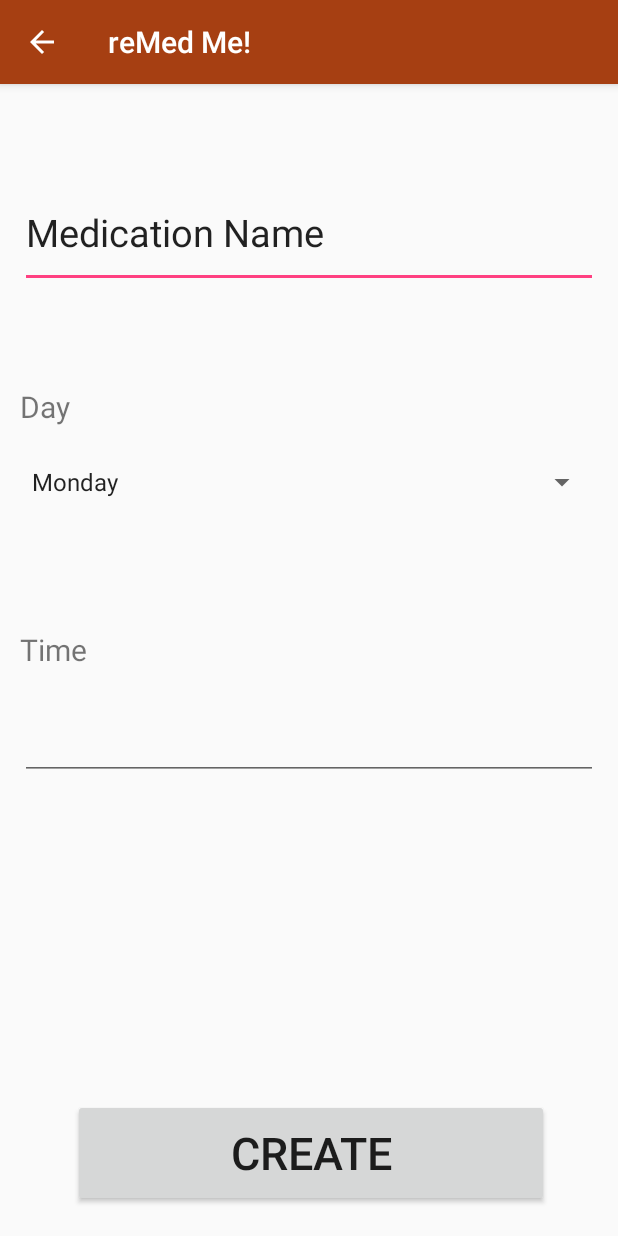
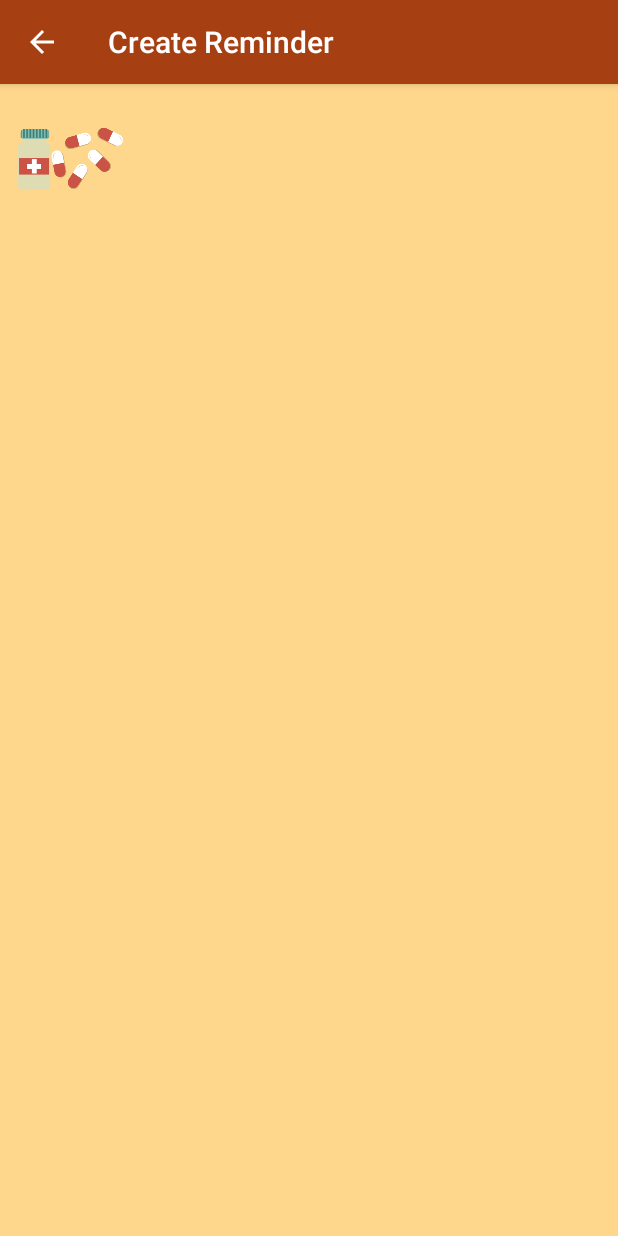
Before and after one commit to monnyy/CoenElec390, an Android app: the createReminder screen opened directly, with no data from a screen before it, on a phone screen of 412 x 824 dp. Run offline under Robolectric (Android 15) with nearby library versions, the phone set to English and light mode, and no system bars.

Commit message:
Linked updated activities together
added parent activity in manifest as well
resized images that were causing app to crash upon creating activities
app no longer starts an alarm on launch
app no longer starts an alarm upon pressing login button

```diff
--- a/medminder/app/src/main/java/com/example/nick/medminder/NotificationTrigger.java
+++ b/medminder/app/src/main/java/com/example/nick/medminder/NotificationTrigger.java
@@ -40,7 +40,7 @@ public class NotificationTrigger extends Service{
     private NotificationManager notifManager;
 
     public void createNotification() {
-        final int NOTIFY_ID = 1002;
+        final int NOTIFY_ID = 1003;
 
         // There are hardcoding only for show it's just strings
         String name = "my_package_channel";
--- a/medminder/app/src/main/java/com/example/nick/medminder/createReminder.java
+++ b/medminder/app/src/main/java/com/example/nick/medminder/createReminder.java
@@ -1,17 +1,9 @@
 package com.example.nick.medminder;
 
-import android.content.Intent;
 import android.os.Bundle;
-//import android.support.design.widget.FloatingActionButton;
-//import android.support.design.widget.Snackbar;
 import android.support.v7.app.AppCompatActivity;
-//import android.support.v7.widget.Toolbar;
 import android.view.MenuItem;
-import android.view.View;
-import android.widget.ArrayAdapter;
 import android.widget.Button;
-import android.widget.Spinner;
-import android.widget.Toast;
 
 public class createReminder extends AppCompatActivity {
 
@@ -20,32 +12,12 @@ public class createReminder extends AppCompatActivity {
     @Override
     protected void onCreate(Bundle savedInstanceState) {
         super.onCreate(savedInstanceState);
-        setContentView(R.layout.activity_create_reminder2);
+        setContentView(R.layout.activity_create_reminder);
 
-        getSupportActionBar().setDisplayHomeAsUpEnabled(true);
-
-        String[] dateSpinner = new String[] {
-                "Monday", "Tuesday", "Wednesday", "Thursday", "Friday", "Saturday", "Sunday"
-        };
-
-        Spinner s = (Spinner) findViewById(R.id.create_spinner_day);
-        ArrayAdapter<String> adapter = new ArrayAdapter<String>(this, android.R.layout.simple_spinner_item, dateSpinner);
-        adapter.setDropDownViewResource(android.R.layout.simple_spinner_dropdown_item);
-        s.setAdapter(adapter);
-
-        create_btn = (Button) findViewById(R.id.create_btn);
-        create_btn.setOnClickListener(new View.OnClickListener() {
-            @Override
-            public void onClick(View view) {
-                Intent intent = new Intent(createReminder.this, splash.class);
-                Toast toast = Toast.makeText(getApplicationContext(), "PLACEHOLDER! Reminder creation not yet implemented!", Toast.LENGTH_LONG);
-                toast.show();
-                startActivity(intent);
-            }
-        });
+        //getSupportActionBar().setDisplayHomeAsUpEnabled(true);
     }
 
-    @Override
+    /*@Override
     public boolean onOptionsItemSelected(MenuItem item) {
         switch(item.getItemId()) {
             case android.R.id.home:
@@ -53,5 +25,5 @@ public class createReminder extends AppCompatActivity {
                 return true;
         }
         return super.onOptionsItemSelected(item);
-    }
+    }*/
 }
--- a/medminder/app/src/main/res/layout/activity_create_reminder.xml
+++ b/medminder/app/src/main/res/layout/activity_create_reminder.xml
@@ -15,7 +15,8 @@
         android:layout_alignParentTop="true"
         android:layout_marginLeft="12dp"
         android:layout_marginStart="12dp"
-        app:srcCompat="@drawable/medication_name" />
+        android:contentDescription="@string/create_reminder_logo"
+        app:srcCompat="@drawable/medication_name_new" />
 
     <ExpandableListView
         android:layout_width="300dp"
--- a/medminder/app/src/main/res/layout/activity_create_reminder2.xml
+++ b/medminder/app/src/main/res/layout/activity_create_reminder2.xml
@@ -4,7 +4,6 @@
     xmlns:tools="http://schemas.android.com/tools"
     android:layout_width="match_parent"
     android:layout_height="match_parent"
-    tools:context="com.example.nick.medminder.createReminder"
     tools:layout_editor_absoluteY="81dp">
 
     <EditText
--- a/medminder/app/src/main/res/layout/activity_main_profile.xml
+++ b/medminder/app/src/main/res/layout/activity_main_profile.xml
@@ -5,7 +5,6 @@
     android:layout_height="match_parent"
     xmlns:app="http://schemas.android.com/apk/res-auto"
     android:background="#ffd78c">
-    android:
 
     <Button
         android:id="@+id/edit_profile_button"
--- a/medminder/app/src/main/res/layout/activity_splash.xml
+++ b/medminder/app/src/main/res/layout/activity_splash.xml
@@ -5,7 +5,6 @@
     android:id="@+id/coordinatorLayout"
     android:layout_width="match_parent"
     android:layout_height="match_parent"
-    tools:context="com.example.nick.medminder.splash"
     tools:layout_editor_absoluteY="25dp">
 
     <Button
--- a/medminder/app/src/main/res/values/strings.xml
+++ b/medminder/app/src/main/res/values/strings.xml
@@ -17,5 +17,5 @@
     <string name="title_activity_create_reminder">createReminder</string>
     <string name="title_activity_create_user">createUser</string>
     <string name="title_activity_view_reminder">viewReminder</string>
-    <string name="ALARM_SERVICE">testing!</string>
+    <string name="create_reminder_logo">The logo for the reminder page</string>
 </resources>
```
Also changed, not shown: medminder/app/src/main/AndroidManifest.xml (+12 -7 lines), medminder/app/src/main/java/com/example/nick/medminder/CreateUserProfileActivity.java (+17 -0 lines), medminder/app/src/main/java/com/example/nick/medminder/LoginActivity.java (+1 -69 lines), medminder/app/src/main/java/com/example/nick/medminder/splash.java (+9 -16 lines), medminder/app/src/main/res/drawable/medication_name_new.png (added).
